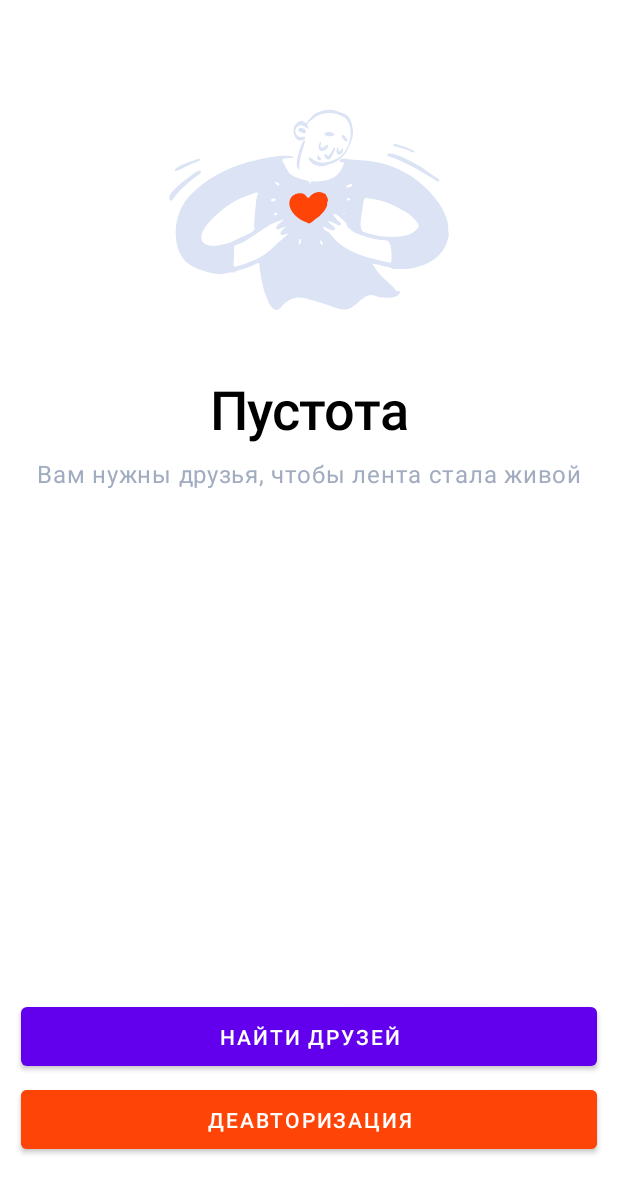
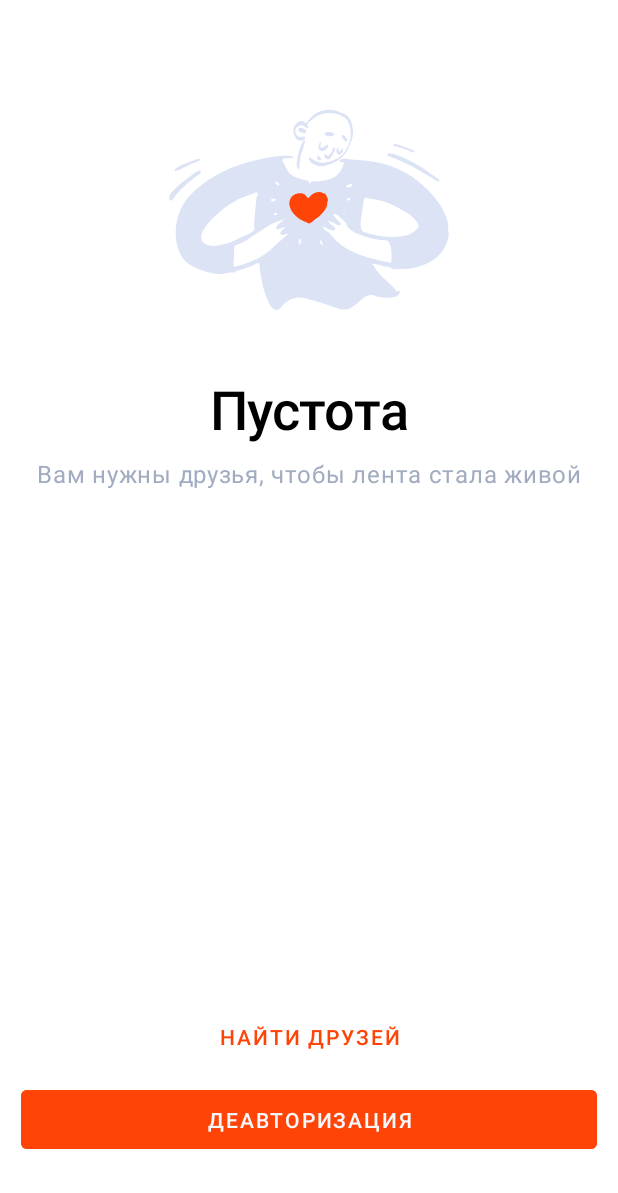
Before and after one commit to sonulen/workspace_social_network, an Android app: the FeedFragment screen opened through its navigation route, on a phone screen of 412 x 824 dp. Shown: the top 1193 px of the screen. Run offline under Robolectric (Android 15) with nearby library versions, the phone set to English and light mode, and no system bars; 1 statement that could not run was skipped.

Commit message:
[Review] Доработал тему и цвета соответственно дизайну

```diff
--- a/app/src/main/AndroidManifest.xml
+++ b/app/src/main/AndroidManifest.xml
@@ -17,11 +17,12 @@
 
         <activity
                 android:name=".ui.MainActivity"
-                android:windowSoftInputMode="adjustResize">
+                android:windowSoftInputMode="adjustResize"
+                android:theme="@style/AppTheme">
 
             <intent-filter>
-                <action android:name="android.intent.action.MAIN"/>
-                <category android:name="android.intent.category.LAUNCHER"/>
+                <action android:name="android.intent.action.MAIN" />
+                <category android:name="android.intent.category.LAUNCHER" />
             </intent-filter>
 
         </activity>
--- a/app/src/main/kotlin/com/redmadrobot/app/ui/MainActivity.kt
+++ b/app/src/main/kotlin/com/redmadrobot/app/ui/MainActivity.kt
@@ -9,7 +9,6 @@ import com.redmadrobot.app.utils.extension.dispatchApplyWindowInsetsToChild
 class MainActivity : BaseActivity() {
 
     override fun onCreate(savedInstanceState: Bundle?) {
-        setTheme(R.style.AppTheme)
         super.onCreate(savedInstanceState)
         setContentView(R.layout.activity_main)
         findViewById<FrameLayout>(R.id.activity_start_container_screens).dispatchApplyWindowInsetsToChild()
--- a/app/src/main/res/values/styles.xml
+++ b/app/src/main/res/values/styles.xml
@@ -1,6 +1,6 @@
 <resources>
 
-    <style name="Base.Widget.Workplaces.Button" parent="Widget.MaterialComponents.Button">
+    <style name="Base.Widget.Workplaces.Button" parent="Widget.MaterialComponents.Button.TextButton">
         <item name="android:layout_marginVertical">4dp</item>
         <item name="android:layout_marginBottom">8dp</item>
         <item name="android:paddingVertical">10dp</item>
@@ -22,9 +22,7 @@
     </style>
 
     <style name="Widget.Workplaces.Button" parent="Base.Widget.Workplaces.Button">
-        <item name="color">@color/orange</item>
-        <item name="backgroundColor">@color/orange</item>
-        <item name="android:textColor">@color/white</item>
+        <item name="android:textColor">@color/orange</item>
     </style>
 
     <style name="Widget.Workplaces.SolidButton" parent="Base.Widget.Workplaces.Button">
--- a/app/src/main/res/values/themes.xml
+++ b/app/src/main/res/values/themes.xml
@@ -2,7 +2,12 @@
 <resources>
 
     <style name="AppTheme" parent="Theme.MaterialComponents.Light.NoActionBar">
+        <item name="colorPrimary">@color/light_grey_blue</item>
+        <item name="colorPrimaryDark">@color/white</item>
         <item name="colorAccent">@color/orange</item>
+        <item name="colorError">@color/orange</item>
+        <item name="colorOnError">@color/orange</item>
+        <item name="android:windowBackground">@color/white</item>
     </style>
 
 </resources>
```
